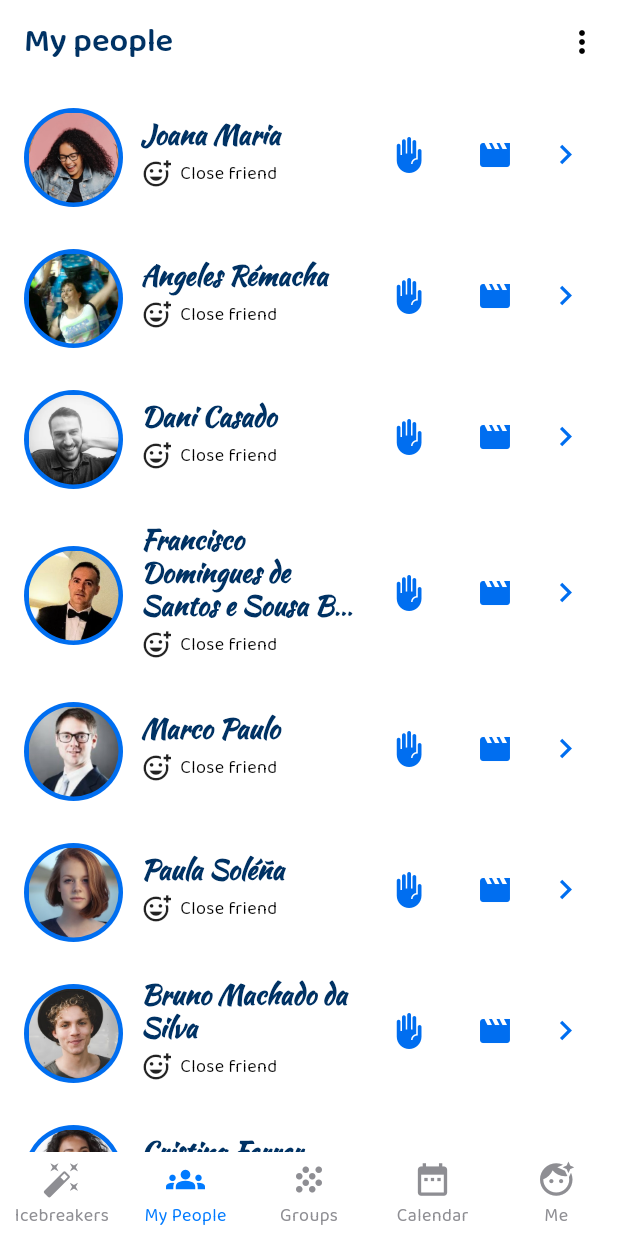
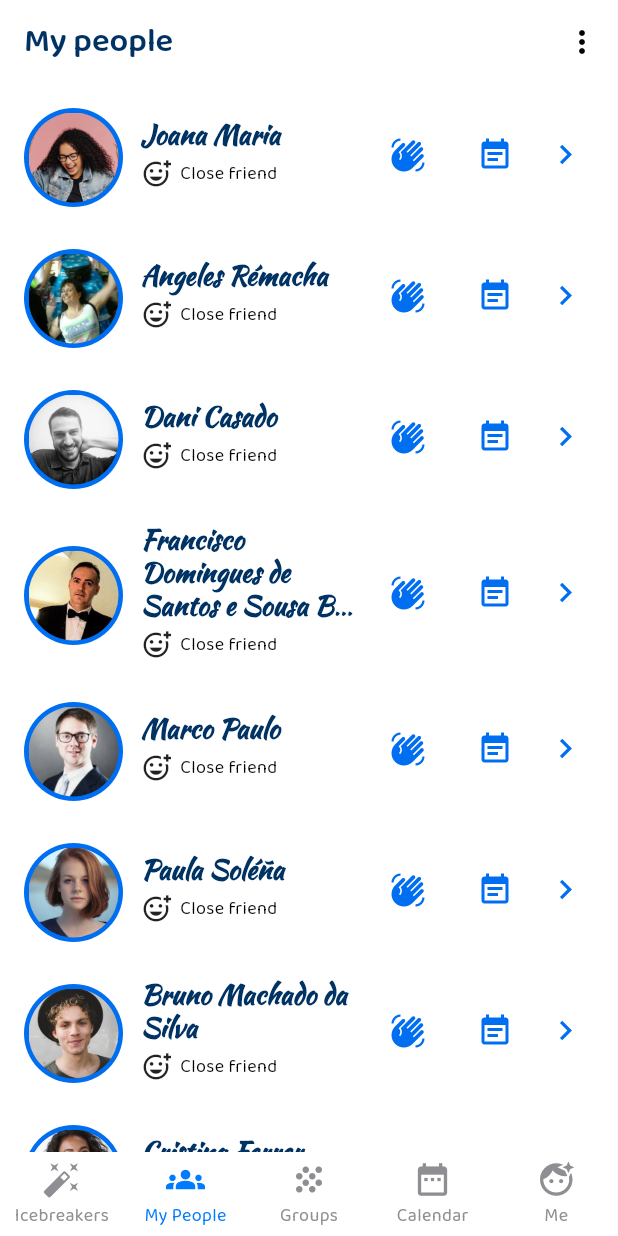
Before and after one commit to ValdemarPM/cooszy_pre, a Flutter app: the screen it shows after launch, item 2 of the bottom bar chosen, on a phone screen of 412 x 824 dp. Run offline on Flutter 3.47's test engine with Material 3 defaults, Android fonts, the phone set to English and light mode, and no system bars; drawn by our look-alikes of persistent_bottom_nav_bar_v2.

Commit message:
New icons in My People

```diff
--- a/lib/screens/pages/my_people.dart
+++ b/lib/screens/pages/my_people.dart
@@ -3,7 +3,6 @@ import 'package:cooszy_pre/models/level_manager.dart';
 import 'package:cooszy_pre/screens/bases/base_widget.dart';
 import 'package:cooszy_pre/screens/subpages/someone.dart';
 import 'package:flutter/material.dart';
-import 'package:flutter/widgets.dart';
 
 class MyPeople extends StatefulWidget {
   const MyPeople({super.key});
@@ -165,7 +164,7 @@ class _MyPeopleState extends State<MyPeople> {
                             child: IconButton(
                                 onPressed: () {},
                                 icon: Icon(
-                                  Icons.front_hand,
+                                  Icons.waving_hand,
                                   color: Theme.of(context).colorScheme.primary,
                                 ))),
                         // Episode button
@@ -174,7 +173,7 @@ class _MyPeopleState extends State<MyPeople> {
                             child: IconButton(
                                 onPressed: () {},
                                 icon: Icon(
-                                  Icons.movie,
+                                  Icons.event_note,
                                   color: Theme.of(context).colorScheme.primary,
                                 ))),
                         // See details button
--- a/lib/screens/subpages/someone.dart
+++ b/lib/screens/subpages/someone.dart
@@ -109,7 +109,7 @@ class _SomeoneState extends State<Someone> {
                             children: [
                               Padding(
                                 padding: const EdgeInsets.only(right: 4.0),
-                                child: Icon(Icons.front_hand_outlined,
+                                child: Icon(Icons.waving_hand_outlined,
                                     color: Theme.of(context)
                                         .colorScheme
                                         .inversePrimary),
@@ -316,7 +316,7 @@ class _SomeoneState extends State<Someone> {
                                 // Title
                                 Padding(
                                   padding: const EdgeInsets.only(right: 4.0),
-                                  child: Icon(Icons.movie_outlined,
+                                  child: Icon(Icons.event_note_outlined,
                                       color: Theme.of(context)
                                           .colorScheme
                                           .inversePrimary),
```
Also changed, not shown: assets/icons/close_someone.svg (added), assets/icons/intimate_someone.svg (added).
